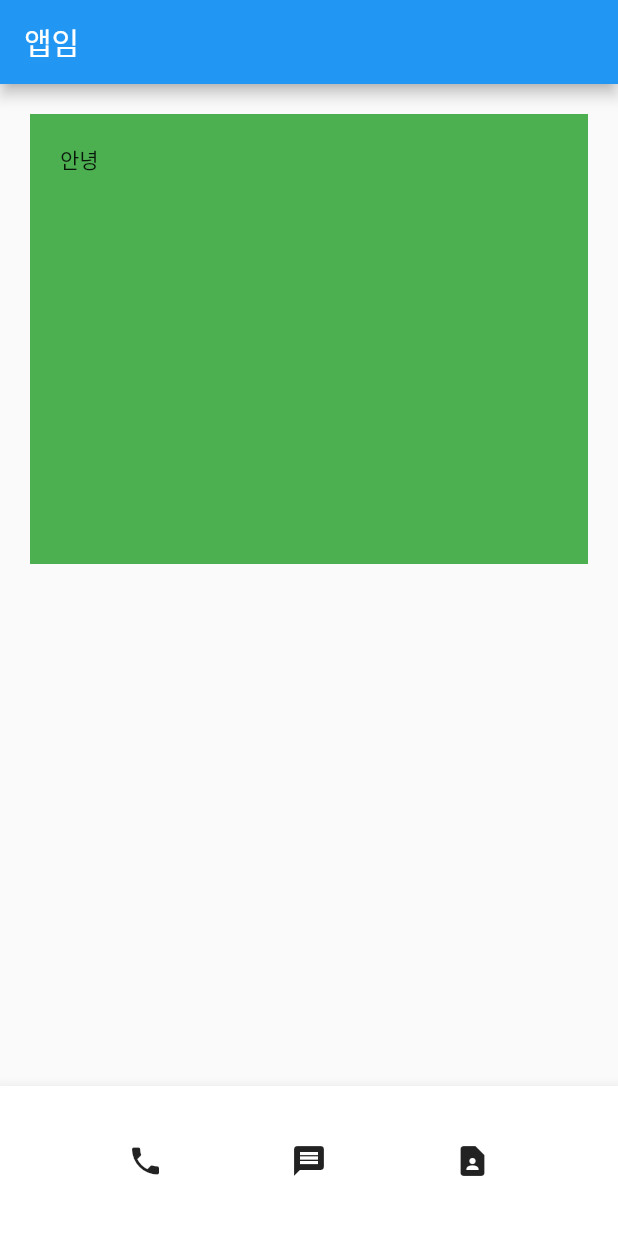
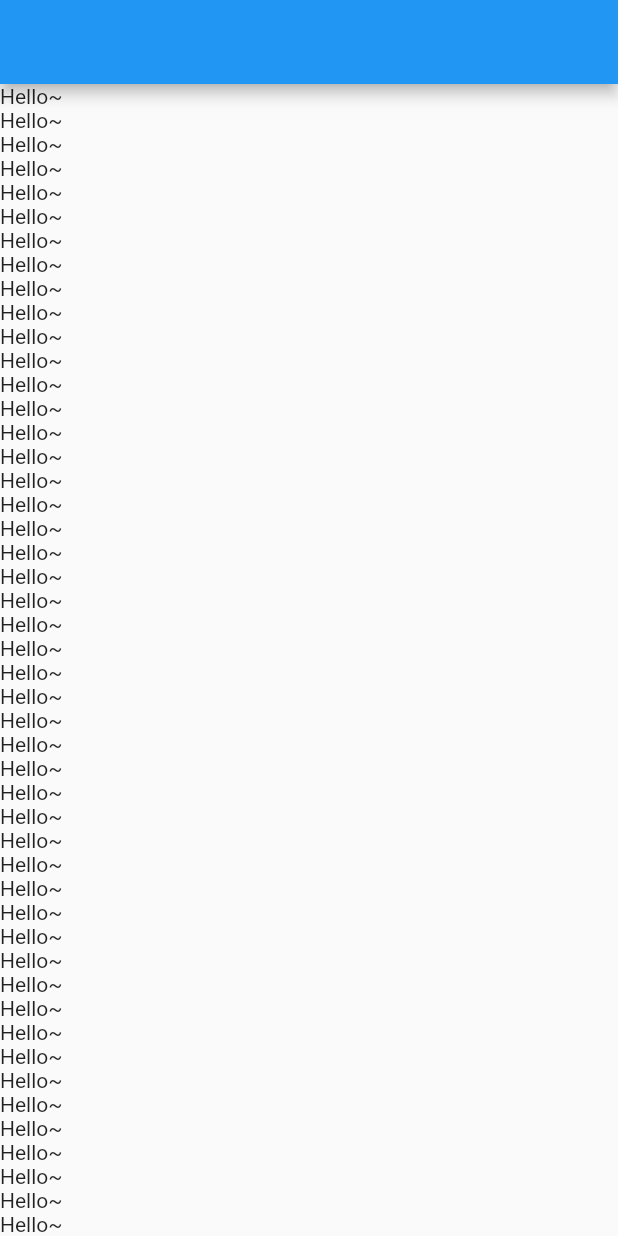
Before and after one commit to byungkwonc/sampleflutter, a Flutter app: the screen it shows after launch, on a phone screen of 412 x 824 dp. Run offline on Flutter 3.47's test engine with Material 2 defaults, Android fonts, the phone set to English and light mode, and no system bars.

Commit message:
chapter7

```diff
--- a/lib/main.dart
+++ b/lib/main.dart
@@ -6,53 +6,109 @@ void main() {
 
 class MyApp extends StatelessWidget {
   const MyApp({Key? key}) : super(key: key);
-
   @override
   Widget build(BuildContext context) {
     return MaterialApp(
-        //home: Text('안녕')
-        //home: Icon(Icons.star)
-        //home: Icon(Icons.shop)
-        //home: Image.asset('trash.png')
-        //home: Center(
-        //  child: Container( width: 50, height: 50, color: Colors.green)
-        //)
         home: Scaffold(
-      appBar: AppBar(title: Text('앱임')),
-      body: Align(
-        alignment: Alignment.topCenter,
-        child: Container(
-          width: double.infinity, height: 300, //color: Colors.green,
-          //margin: EdgeInsets.all(20),
-          margin: EdgeInsets.fromLTRB(20, 20, 20, 20),
-          padding: EdgeInsets.all(20),
-          decoration: BoxDecoration(color: Colors.green),
-          child: Text('안녕'),
-        ),
-      ),
-      //body: Column(
-      //mainAxisAlignment: MainAxisAlignment.spaceEvenly,
-      //crossAxisAlignment: CrossAxisAlignment.center,
-      //children: [
-      //  Icon(Icons.star),
-      //  Icon(Icons.star),
-      //  Icon(Icons.star),
-      //],
-      //),
-      bottomNavigationBar: BottomAppBar(
-        child: SizedBox(
-          //Container(
-          height: 100,
-          child: Row(
-            mainAxisAlignment: MainAxisAlignment.spaceEvenly,
-            children: [
-              Icon(Icons.phone),
-              Icon(Icons.message),
-              Icon(Icons.contact_page),
-            ],
-          ),
-        ),
-      ),
+      appBar: AppBar(),
+      //body: ShopItem(),
+      //body: vShopItem,
+      body: ListView(// 스크롤바 생기고, 스크롤 위치 감시도 가능하고, 메모리 절약 기능도 있고
+          children: [
+        Text('Hello~'),
+        Text('Hello~'),
+        Text('Hello~'),
+        Text('Hello~'),
+        Text('Hello~'),
+        Text('Hello~'),
+        Text('Hello~'),
+        Text('Hello~'),
+        Text('Hello~'),
+        Text('Hello~'),
+        Text('Hello~'),
+        Text('Hello~'),
+        Text('Hello~'),
+        Text('Hello~'),
+        Text('Hello~'),
+        Text('Hello~'),
+        Text('Hello~'),
+        Text('Hello~'),
+        Text('Hello~'),
+        Text('Hello~'),
+        Text('Hello~'),
+        Text('Hello~'),
+        Text('Hello~'),
+        Text('Hello~'),
+        Text('Hello~'),
+        Text('Hello~'),
+        Text('Hello~'),
+        Text('Hello~'),
+        Text('Hello~'),
+        Text('Hello~'),
+        Text('Hello~'),
+        Text('Hello~'),
+        Text('Hello~'),
+        Text('Hello~'),
+        Text('Hello~'),
+        Text('Hello~'),
+        Text('Hello~'),
+        Text('Hello~'),
+        Text('Hello~'),
+        Text('Hello~'),
+        Text('Hello~'),
+        Text('Hello~'),
+        Text('Hello~'),
+        Text('Hello~'),
+        Text('Hello~'),
+        Text('Hello~'),
+        Text('Hello~'),
+        Text('Hello~'),
+        Text('Hello~'),
+        Text('Hello~'),
+        Text('Hello~'),
+        Text('Hello~'),
+        Text('Hello~'),
+        Text('Hello~'),
+        Text('Hello~'),
+        Text('Hello~'),
+        Text('Hello~'),
+        Text('Hello~'),
+        Text('Hello~'),
+        Text('Hello~'),
+        Text('Hello~'),
+        Text('Hello~'),
+        Text('Hello~'),
+        Text('Hello~'),
+        Text('Hello~'),
+        Text('Hello~'),
+        Text('Hello~'),
+        Text('Hello~'),
+        Text('Hello~'),
+        Text('Hello~'),
+        Text('Hello~'),
+        Text('Hello~'),
+        Text('Hello~'),
+      ]),
     ));
   }
 }
+
+/// 커스텀 위젯 class 로 만들어야 함
+class ShopItem extends StatelessWidget {
+  // StatelessWidget이라는 완성된 class를 ShopItem으로 변수, 함수 복붙
+  const ShopItem({Key? key}) : super(key: key); //입력 파라메터 정의
+  @override //중복이 발생할 경우 내 함수를 먼저 적용
+  Widget build(BuildContext context) {
+    // 함수의 타잎지정 문법은 지워도 무방. build(context) 와 동일함
+    return SizedBox(
+      child: Text('안녕'),
+    );
+  }
+}
+
+/// 또다른 방법으로는 변수를 사용
+/// 성능에 이슈가 있으므로, 변하지않는 UI들은 변수 함수로 축약해도 상관 없음
+/// 성능에 이슈가 있으면 커스텀 위젯으로 만드는것이 좋다. but, 커스텀 위젯은 state관리가 힘들다
+var vShopItem = SizedBox(
+  child: Text('안녕하세요~'),
+);
```
Also changed, not shown: lib/main_1.dart (added, +72 -0 lines), lib/main_2.dart (added, +41 -0 lines).
